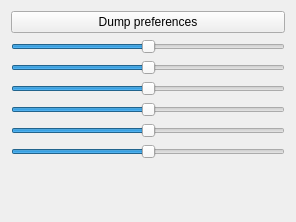
uglyDwarf/linuxtrack, file branches/michal/src/qt_gui/dev_help.ui: the form before one commit.
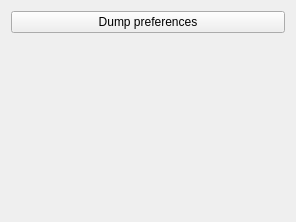
The form after the commit.

What changed in the file:
```diff
--- a/branches/michal/src/qt_gui/dev_help.ui
+++ b/branches/michal/src/qt_gui/dev_help.ui
@@ -21,84 +21,6 @@
      </property>
     </widget>
    </item>
-   <item>
-    <widget class="QSlider" name="testPitch">
-     <property name="minimum">
-      <number>-50</number>
-     </property>
-     <property name="maximum">
-      <number>50</number>
-     </property>
-     <property name="orientation">
-      <enum>Qt::Horizontal</enum>
-     </property>
-    </widget>
-   </item>
-   <item>
-    <widget class="QSlider" name="testRoll">
-     <property name="minimum">
-      <number>-50</number>
-     </property>
-     <property name="maximum">
-      <number>50</number>
-     </property>
-     <property name="orientation">
-      <enum>Qt::Horizontal</enum>
-     </property>
-    </widget>
-   </item>
-   <item>
-    <widget class="QSlider" name="testYaw">
-     <property name="minimum">
-      <number>-50</number>
-     </property>
-     <property name="maximum">
-      <number>50</number>
-     </property>
-     <property name="orientation">
-      <enum>Qt::Horizontal</enum>
-     </property>
-    </widget>
-   </item>
-   <item>
-    <widget class="QSlider" name="testX">
-     <property name="minimum">
-      <number>-300</number>
-     </property>
-     <property name="maximum">
-      <number>300</number>
-     </property>
-     <property name="orientation">
-      <enum>Qt::Horizontal</enum>
-     </property>
-    </widget>
-   </item>
-   <item>
-    <widget class="QSlider" name="testY">
-     <property name="minimum">
-      <number>-500</number>
-     </property>
-     <property name="maximum">
-      <number>500</number>
-     </property>
-     <property name="orientation">
-      <enum>Qt::Horizontal</enum>
-     </property>
-    </widget>
-   </item>
-   <item>
-    <widget class="QSlider" name="testZ">
-     <property name="minimum">
-      <number>-500</number>
-     </property>
-     <property name="maximum">
-      <number>500</number>
-     </property>
-     <property name="orientation">
-      <enum>Qt::Horizontal</enum>
-     </property>
-    </widget>
-   </item>
    <item>
     <spacer name="verticalSpacer">
      <property name="orientation">
```
